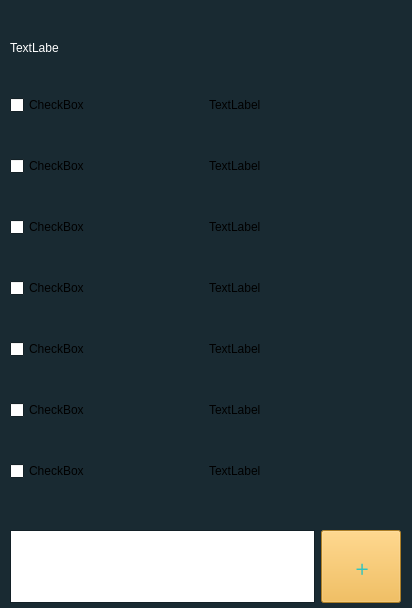
Before: the Qt Designer form 22/mainwindow.ui in dehmovlaei/PyLearn, drawn with Qt 5.
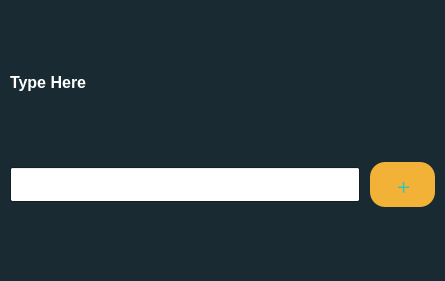
After: the same form once the commit is applied.

Patch:
```diff
--- a/22/mainwindow.ui
+++ b/22/mainwindow.ui
@@ -6,8 +6,8 @@
    <rect>
     <x>0</x>
     <y>0</y>
-    <width>412</width>
-    <height>608</height>
+    <width>445</width>
+    <height>281</height>
    </rect>
   </property>
   <property name="sizePolicy">
@@ -19,6 +19,24 @@
   <property name="palette">
    <palette>
     <active>
+     <colorrole role="WindowText">
+      <brush brushstyle="SolidPattern">
+       <color alpha="255">
+        <red>255</red>
+        <green>255</green>
+        <blue>255</blue>
+       </color>
+      </brush>
+     </colorrole>
+     <colorrole role="Text">
+      <brush brushstyle="SolidPattern">
+       <color alpha="255">
+        <red>0</red>
+        <green>0</green>
+        <blue>0</blue>
+       </color>
+      </brush>
+     </colorrole>
      <colorrole role="ButtonText">
       <brush brushstyle="SolidPattern">
        <color alpha="255">
@@ -39,6 +57,24 @@
      </colorrole>
     </active>
     <inactive>
+     <colorrole role="WindowText">
+      <brush brushstyle="SolidPattern">
+       <color alpha="255">
+        <red>255</red>
+        <green>255</green>
+        <blue>255</blue>
+       </color>
+      </brush>
+     </colorrole>
+     <colorrole role="Text">
+      <brush brushstyle="SolidPattern">
+       <color alpha="255">
+        <red>0</red>
+        <green>0</green>
+        <blue>0</blue>
+       </color>
+      </brush>
+     </colorrole>
      <colorrole role="ButtonText">
       <brush brushstyle="SolidPattern">
        <color alpha="255">
@@ -80,141 +116,171 @@
     </disabled>
    </palette>
   </property>
+  <property name="font">
+   <font>
+    <pointsize>12</pointsize>
+    <bold>true</bold>
+   </font>
+  </property>
   <property name="windowTitle">
    <string>dehmovlaei</string>
   </property>
   <widget class="QWidget" name="centralwidget">
-   <widget class="QWidget" name="gridLayoutWidget">
-    <property name="geometry">
-     <rect>
-      <x>10</x>
-      <y>60</y>
-      <width>391</width>
-      <height>461</height>
-     </rect>
-    </property>
-    <layout class="QGridLayout" name="gridLayout_8">
+   <layout class="QGridLayout" name="gridLayout">
      <item row="0" column="0">
-      <widget class="QCheckBox" name="checkBox">
-       <property name="text">
-        <string>CheckBox</string>
-       </property>
-      </widget>
-     </item>
-     <item row="4" column="0">
-      <widget class="QCheckBox" name="checkBox_5">
-       <property name="text">
-        <string>CheckBox</string>
-       </property>
-      </widget>
-     </item>
-     <item row="5" column="0">
-      <widget class="QCheckBox" name="checkBox_6">
+     <widget class="QLabel" name="label_8">
+      <property name="sizePolicy">
+       <sizepolicy hsizetype="Fixed" vsizetype="Fixed">
+        <horstretch>0</horstretch>
+        <verstretch>0</verstretch>
+       </sizepolicy>
+      </property>
+      <property name="palette">
+       <palette>
+        <active>
+         <colorrole role="WindowText">
+          <brush brushstyle="SolidPattern">
+           <color alpha="255">
+            <red>255</red>
+            <green>255</green>
+            <blue>255</blue>
+           </color>
+          </brush>
+         </colorrole>
+         <colorrole role="Text">
+          <brush brushstyle="SolidPattern">
+           <color alpha="255">
+            <red>255</red>
+            <green>255</green>
+            <blue>255</blue>
+           </color>
+          </brush>
+         </colorrole>
+         <colorrole role="ToolTipText">
+          <brush brushstyle="SolidPattern">
+           <color alpha="255">
+            <red>255</red>
+            <green>255</green>
+            <blue>255</blue>
+           </color>
+          </brush>
+         </colorrole>
+        </active>
+        <inactive>
+         <colorrole role="WindowText">
+          <brush brushstyle="SolidPattern">
+           <color alpha="255">
+            <red>255</red>
+            <green>255</green>
+            <blue>255</blue>
+           </color>
+          </brush>
+         </colorrole>
+         <colorrole role="Text">
+          <brush brushstyle="SolidPattern">
+           <color alpha="255">
+            <red>255</red>
+            <green>255</green>
+            <blue>255</blue>
+           </color>
+          </brush>
+         </colorrole>
+         <colorrole role="ToolTipText">
+          <brush brushstyle="SolidPattern">
+           <color alpha="255">
+            <red>255</red>
+            <green>255</green>
+            <blue>255</blue>
+           </color>
+          </brush>
+         </colorrole>
+        </inactive>
+        <disabled>
+         <colorrole role="ToolTipText">
+          <brush brushstyle="SolidPattern">
+           <color alpha="255">
+            <red>255</red>
+            <green>255</green>
+            <blue>255</blue>
+           </color>
+          </brush>
+         </colorrole>
+        </disabled>
+       </palette>
+      </property>
        <property name="text">
-        <string>CheckBox</string>
-       </property>
-      </widget>
-     </item>
-     <item row="2" column="0">
-      <widget class="QCheckBox" name="checkBox_3">
-       <property name="text">
-        <string>CheckBox</string>
-       </property>
-      </widget>
-     </item>
-     <item row="3" column="1">
-      <widget class="QLabel" name="label_4">
-       <property name="text">
-        <string>TextLabel</string>
-       </property>
-      </widget>
-     </item>
-     <item row="0" column="1">
-      <widget class="QLabel" name="label">
-       <property name="text">
-        <string>TextLabel</string>
+       <string>Type Here</string>
        </property>
       </widget>
      </item>
      <item row="1" column="0">
-      <widget class="QCheckBox" name="checkBox_2">
-       <property name="text">
-        <string>CheckBox</string>
-       </property>
-      </widget>
-     </item>
-     <item row="6" column="0">
-      <widget class="QCheckBox" name="checkBox_7">
-       <property name="text">
-        <string>CheckBox</string>
-       </property>
-      </widget>
-     </item>
-     <item row="1" column="1">
-      <widget class="QLabel" name="label_2">
-       <property name="text">
-        <string>TextLabel</string>
-       </property>
-      </widget>
-     </item>
-     <item row="4" column="1">
-      <widget class="QLabel" name="label_5">
-       <property name="text">
-        <string>TextLabel</string>
-       </property>
-      </widget>
-     </item>
-     <item row="6" column="1">
-      <widget class="QLabel" name="label_7">
-       <property name="text">
-        <string>TextLabel</string>
-       </property>
-      </widget>
-     </item>
-     <item row="5" column="1">
-      <widget class="QLabel" name="label_6">
-       <property name="text">
-        <string>TextLabel</string>
-       </property>
-      </widget>
-     </item>
-     <item row="2" column="1">
-      <widget class="QLabel" name="label_3">
-       <property name="text">
-        <string>TextLabel</string>
-       </property>
-      </widget>
-     </item>
-     <item row="3" column="0">
-      <widget class="QCheckBox" name="checkBox_4">
-       <property name="text">
-        <string>CheckBox</string>
-       </property>
-      </widget>
-     </item>
-    </layout>
-   </widget>
-   <widget class="QWidget" name="horizontalLayoutWidget">
-    <property name="geometry">
-     <rect>
-      <x>10</x>
-      <y>530</y>
-      <width>391</width>
-      <height>73</height>
-     </rect>
-    </property>
-    <layout class="QHBoxLayout" name="horizontalLayout_7">
+     <layout class="QGridLayout" name="gl_tasks"/>
+    </item>
+    <item row="2" column="0">
+     <layout class="QHBoxLayout" name="gl_push" stretch="0,0">
+      <property name="spacing">
+       <number>10</number>
+      </property>
+      <property name="sizeConstraint">
+       <enum>QLayout::SetDefaultConstraint</enum>
+      </property>
+      <property name="topMargin">
+       <number>0</number>
+      </property>
+      <property name="rightMargin">
+       <number>0</number>
+      </property>
+      <property name="bottomMargin">
+       <number>0</number>
+      </property>
+      <item>
+       <widget class="QLineEdit" name="txt_new_task">
+        <property name="sizePolicy">
+         <sizepolicy hsizetype="Fixed" vsizetype="Fixed">
+          <horstretch>0</horstretch>
+          <verstretch>0</verstretch>
+         </sizepolicy>
+        </property>
+        <property name="minimumSize">
+         <size>
+          <width>350</width>
+          <height>35</height>
+         </size>
+        </property>
+        <property name="maximumSize">
+         <size>
+          <width>350</width>
+          <height>35</height>
+         </size>
+        </property>
+        <property name="font">
+         <font>
+          <pointsize>14</pointsize>
+          <bold>true</bold>
+         </font>
+        </property>
+       </widget>
+      </item>
      <item>
-      <widget class="QPlainTextEdit" name="plainTextEdit"/>
-     </item>
-     <item>
-      <widget class="QPushButton" name="pushButton">
+       <widget class="QPushButton" name="btn_new_task">
        <property name="sizePolicy">
-        <sizepolicy hsizetype="Minimum" vsizetype="Preferred">
+         <sizepolicy hsizetype="Fixed" vsizetype="Fixed">
          <horstretch>0</horstretch>
          <verstretch>0</verstretch>
         </sizepolicy>
        </property>
+        <property name="minimumSize">
+         <size>
+          <width>65</width>
+          <height>45</height>
+         </size>
+        </property>
+        <property name="maximumSize">
+         <size>
+          <width>65</width>
+          <height>45</height>
+         </size>
+        </property>
        <property name="palette">
         <palette>
          <active>
@@ -334,6 +400,9 @@
        <property name="styleSheet">
         <string notr="true">QPushButton{
 background-color: rgb(242, 178, 55)
+}
+QPushButton{
+border-radius: 15px
 }</string>
        </property>
        <property name="text">
@@ -342,93 +411,8 @@
       </widget>
      </item>
     </layout>
-   </widget>
-   <widget class="QLabel" name="label_8">
-    <property name="geometry">
-     <rect>
-      <x>10</x>
-      <y>40</y>
-      <width>49</width>
-      <height>16</height>
-     </rect>
-    </property>
-    <property name="palette">
-     <palette>
-      <active>
-       <colorrole role="WindowText">
-        <brush brushstyle="SolidPattern">
-         <color alpha="255">
-          <red>255</red>
-          <green>255</green>
-          <blue>255</blue>
-         </color>
-        </brush>
-       </colorrole>
-       <colorrole role="Text">
-        <brush brushstyle="SolidPattern">
-         <color alpha="255">
-          <red>255</red>
-          <green>255</green>
-          <blue>255</blue>
-         </color>
-        </brush>
-       </colorrole>
-       <colorrole role="ToolTipText">
-        <brush brushstyle="SolidPattern">
-         <color alpha="255">
-          <red>255</red>
-          <green>255</green>
-          <blue>255</blue>
-         </color>
-        </brush>
-       </colorrole>
-      </active>
-      <inactive>
-       <colorrole role="WindowText">
-        <brush brushstyle="SolidPattern">
-         <color alpha="255">
-          <red>255</red>
-          <green>255</green>
-          <blue>255</blue>
-         </color>
-        </brush>
-       </colorrole>
-       <colorrole role="Text">
-        <brush brushstyle="SolidPattern">
-         <color alpha="255">
-          <red>255</red>
-          <green>255</green>
-          <blue>255</blue>
-         </color>
-        </brush>
-       </colorrole>
-       <colorrole role="ToolTipText">
-        <brush brushstyle="SolidPattern">
-         <color alpha="255">
-          <red>255</red>
-          <green>255</green>
-          <blue>255</blue>
-         </color>
-        </brush>
-       </colorrole>
-      </inactive>
-      <disabled>
-       <colorrole role="ToolTipText">
-        <brush brushstyle="SolidPattern">
-         <color alpha="255">
-          <red>255</red>
-          <green>255</green>
-          <blue>255</blue>
-         </color>
-        </brush>
-       </colorrole>
-      </disabled>
-     </palette>
-    </property>
-    <property name="text">
-     <string>TextLabel</string>
-    </property>
-   </widget>
+    </item>
+   </layout>
   </widget>
  </widget>
  <resources/>
```
Lines whose indentation alone changed are shown as unchanged.
